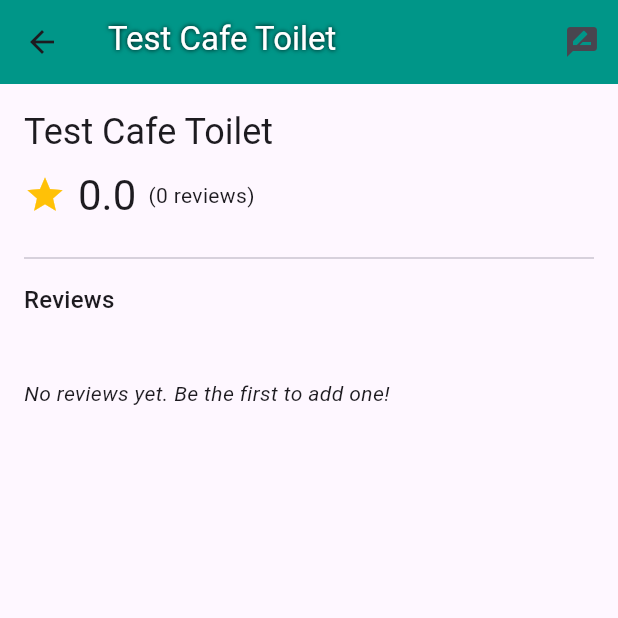
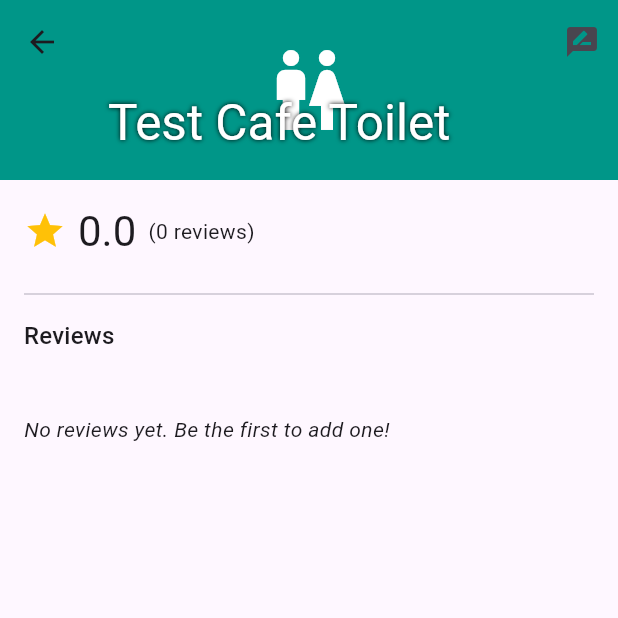
Before and after one commit to yunus103/hygienic-hub, a Flutter app: the screen it shows after launch, after a tap on "Continue", after a tap on "Create Fake Toilet → Detail", on a phone screen of 412 x 824 dp, the top half of it. Run offline on Flutter 3.47's test engine with Material 3 defaults, Android fonts, the light colour scheme and no system bars; our stand-ins replace cloud_firestore, firebase_auth, firebase_core, flutter_riverpod, go_router; accounts and stored records are empty; network calls fail.

Commit message:
Manual toilet add function added

```diff
--- a/lib/core/routing/app_router.dart
+++ b/lib/core/routing/app_router.dart
@@ -8,6 +8,7 @@ import '../../features/map/presentation/place_search_screen.dart';
 import '../../features/auth/presentation/login_screen.dart';
 import '../../features/map/presentation/map_screen.dart';
 import '../../features/toilets/presentation/toilet_detail_screen.dart';
+import '../../features/toilets/presentation/add_manual_toilet_screen.dart'; // Import this
 
 final appRouterProvider = Provider<GoRouter>((ref) {
   return GoRouter(
@@ -27,12 +28,9 @@ final appRouterProvider = Provider<GoRouter>((ref) {
         path: '/toilet/:id',
         builder: (context, state) {
           final id = state.pathParameters['id']!;
-          return ToiletDetailScreen(
-            toiletId: id,
-          ); // ismini sonra toiletId yaparsın
+          return ToiletDetailScreen(toiletId: id);
         },
       ),
-
       GoRoute(
         path: '/toilet/:id/add-review',
         builder: (context, state) {
@@ -44,6 +42,11 @@ final appRouterProvider = Provider<GoRouter>((ref) {
         path: '/search',
         builder: (context, state) => const PlaceSearchScreen(),
       ),
+      // New Route
+      GoRoute(
+        path: '/add-manual-toilet',
+        builder: (context, state) => const AddManualToiletScreen(),
+      ),
     ],
   );
 });
--- a/lib/features/toilets/presentation/toilet_detail_screen.dart
+++ b/lib/features/toilets/presentation/toilet_detail_screen.dart
@@ -12,86 +12,86 @@ class ToiletDetailScreen extends StatefulWidget {
 }
 
 class _ToiletDetailScreenState extends State<ToiletDetailScreen> {
-  late Future<Map<String, dynamic>> _dataFuture;
+  late Future<PlaceDetails?> _placeFuture;
   late final PlacesRepository _placesRepo;
 
   @override
   void initState() {
     super.initState();
-    // Initialize PlacesRepository with the API Key from environment
     const apiKey = String.fromEnvironment('PLACES_API_KEY');
     _placesRepo = PlacesRepository(apiKey);
 
-    _dataFuture = _fetchCombinedData();
+    // Fetch static place data (Photo, Address) only once when screen loads
+    _placeFuture = _fetchPlaceDetails();
   }
 
-  /// Fetches Firestore data and, if applicable, Google Places details.
-  Future<Map<String, dynamic>> _fetchCombinedData() async {
-    // 1. Fetch Firestore data (Metadata & Stats)
-    final docRef = FirebaseFirestore.instance
-        .collection('toilets')
-        .doc(widget.toiletId);
-    final snapshot = await docRef.get();
-
-    if (!snapshot.exists) {
-      // If needed, we could handle "not found in firestore" here,
-      // but usually the previous screen ensures it exists.
-      throw Exception('Toilet not found in database.');
+  Future<PlaceDetails?> _fetchPlaceDetails() async {
+    // Optimization: Don't call Google Places for manual toilets
+    if (widget.toiletId.startsWith('manual_')) {
+      return null;
     }
 
-    final data = snapshot.data()!;
-    final source = data['source'] as String?; // 'places' or 'manual'
-
-    PlaceDetails? placeDetails;
-
-    // 2. If source is 'places', fetch live details from Google
-    // We do this to get the latest photo and address.
-    if (source == 'places') {
     try {
-        placeDetails = await _placesRepo.fetchDetails(widget.toiletId);
+      return await _placesRepo.fetchDetails(widget.toiletId);
     } catch (e) {
       debugPrint('Error fetching place details: $e');
-        // Fallback: The UI will rely on Firestore name if Place details fail
+      return null;
     }
-    }
-
-    return {'firestore': data, 'place': placeDetails};
   }
 
   @override
   Widget build(BuildContext context) {
-    return Scaffold(
-      body: FutureBuilder<Map<String, dynamic>>(
-        future: _dataFuture,
-        builder: (context, snapshot) {
-          if (snapshot.connectionState == ConnectionState.waiting) {
-            return const Center(child: CircularProgressIndicator());
+    // 1. Listen to Real-time Firestore Updates (for Stats & Metadata)
+    return StreamBuilder<DocumentSnapshot<Map<String, dynamic>>>(
+      stream: FirebaseFirestore.instance
+          .collection('toilets')
+          .doc(widget.toiletId)
+          .snapshots(),
+      builder: (context, streamSnapshot) {
+        if (streamSnapshot.connectionState == ConnectionState.waiting) {
+          return const Scaffold(
+            body: Center(child: CircularProgressIndicator()),
+          );
         }
-          if (snapshot.hasError) {
+        if (streamSnapshot.hasError) {
           return Scaffold(
             appBar: AppBar(title: const Text('Error')),
-              body: Center(child: Text('Error: ${snapshot.error}')),
+            body: Center(child: Text('Error: ${streamSnapshot.error}')),
           );
         }
 
-          final combined = snapshot.data!;
-          final fsData = combined['firestore'] as Map<String, dynamic>;
-          final PlaceDetails? place = combined['place'];
+        final doc = streamSnapshot.data;
+        if (doc == null || !doc.exists) {
+          return Scaffold(
+            appBar: AppBar(title: const Text('Not Found')),
+            body: const Center(child: Text('Toilet not found in database.')),
+          );
+        }
+
+        final fsData = doc.data()!;
+
+        // 2. Resolve the Google Places Data (Address/Photo)
+        return FutureBuilder<PlaceDetails?>(
+          future: _placeFuture,
+          builder: (context, placeSnapshot) {
+            final place = placeSnapshot.data;
 
             // Display Data Priority: Live Place Data > Firestore Data
             final name = place?.name ?? fsData['name'] ?? 'Unknown Toilet';
-          final address = place?.address;
+            final address = place?.address; // Null for manual toilets
             final photoRef = place?.photoReference;
 
+            // Real-time stats from Firestore stream
             final ratingSum = (fsData['ratingSum'] ?? 0.0) as num;
             final ratingCount = (fsData['ratingCount'] ?? 0) as num;
             final avg = ratingCount == 0 ? 0.0 : (ratingSum / ratingCount);
 
-          return CustomScrollView(
+            return Scaffold(
+              body: CustomScrollView(
                 slivers: [
                   // --- Header with Photo ---
                   SliverAppBar(
-                expandedHeight: photoRef != null ? 250 : 0,
+                    expandedHeight: photoRef != null ? 250 : 120,
                     pinned: true,
                     flexibleSpace: FlexibleSpaceBar(
                       title: Text(
@@ -106,13 +106,21 @@ class _ToiletDetailScreenState extends State<ToiletDetailScreen> {
                               _placesRepo.photoUrl(photoRef),
                               fit: BoxFit.cover,
                             )
-                      : Container(color: Colors.teal),
+                          : Container(
+                              color: Colors.teal,
+                              child: const Icon(
+                                Icons.wc,
+                                size: 64,
+                                color: Colors.white,
+                              ),
+                            ),
                     ),
                     actions: [
                       IconButton(
                         icon: const Icon(Icons.rate_review),
-                    onPressed: () =>
-                        context.push('/toilet/${widget.toiletId}/add-review'),
+                        onPressed: () => context.push(
+                          '/toilet/${widget.toiletId}/add-review',
+                        ),
                       ),
                     ],
                   ),
@@ -124,16 +132,6 @@ class _ToiletDetailScreenState extends State<ToiletDetailScreen> {
                       child: Column(
                         crossAxisAlignment: CrossAxisAlignment.start,
                         children: [
-                      // If no photo, show name as standard text here
-                      if (photoRef == null) ...[
-                        Text(
-                          name,
-                          style: Theme.of(context).textTheme.headlineSmall,
-                        ),
-                        const SizedBox(height: 8),
-                      ],
-
-                      // Address
                           if (address != null) ...[
                             Row(
                               crossAxisAlignment: CrossAxisAlignment.start,
@@ -158,11 +156,17 @@ class _ToiletDetailScreenState extends State<ToiletDetailScreen> {
                           // Rating
                           Row(
                             children: [
-                          const Icon(Icons.star, color: Colors.amber, size: 28),
+                              const Icon(
+                                Icons.star,
+                                color: Colors.amber,
+                                size: 28,
+                              ),
                               const SizedBox(width: 8),
                               Text(
                                 avg.toStringAsFixed(1),
-                            style: Theme.of(context).textTheme.headlineMedium,
+                                style: Theme.of(
+                                  context,
+                                ).textTheme.headlineMedium,
                               ),
                               const SizedBox(width: 8),
                               Text(
@@ -185,7 +189,19 @@ class _ToiletDetailScreenState extends State<ToiletDetailScreen> {
                   ),
 
                   // --- Reviews List (Live from Firestore) ---
-              StreamBuilder<QuerySnapshot<Map<String, dynamic>>>(
+                  _buildReviewsList(),
+                  const SliverPadding(padding: EdgeInsets.only(bottom: 32)),
+                ],
+              ),
+            );
+          },
+        );
+      },
+    );
+  }
+
+  Widget _buildReviewsList() {
+    return StreamBuilder<QuerySnapshot<Map<String, dynamic>>>(
       stream: FirebaseFirestore.instance
           .collection('toilets')
           .doc(widget.toiletId)
@@ -236,7 +252,14 @@ class _ToiletDetailScreenState extends State<ToiletDetailScreen> {
 
             return ListTile(
               leading: CircleAvatar(
-                          child: Text(overall.toStringAsFixed(0)),
+                backgroundColor: Colors.amber.withOpacity(0.2),
+                child: Text(
+                  overall.toStringAsFixed(0),
+                  style: const TextStyle(
+                    color: Colors.amber,
+                    fontWeight: FontWeight.bold,
+                  ),
+                ),
               ),
               title: comment.isNotEmpty
                   ? Text(comment)
@@ -255,15 +278,9 @@ class _ToiletDetailScreenState extends State<ToiletDetailScreen> {
                       isPositive: isFree,
                     ),
                     if (isAccessible)
-                                const _FeatureChip(
-                                  label: 'Accessible',
-                                  isPositive: true,
-                                ),
+                      const _FeatureChip(label: 'Accessible', isPositive: true),
                     if (hasSupplies)
-                                const _FeatureChip(
-                                  label: 'Supplies',
-                                  isPositive: true,
-                                ),
+                      const _FeatureChip(label: 'Supplies', isPositive: true),
                   ],
                 ),
               ),
@@ -271,12 +288,6 @@ class _ToiletDetailScreenState extends State<ToiletDetailScreen> {
           }, childCount: docs.length),
         );
       },
-              ),
-              const SliverPadding(padding: EdgeInsets.only(bottom: 32)),
-            ],
-          );
-        },
-      ),
     );
   }
 }
```
Also changed, not shown: lib/features/map/presentation/place_search_screen.dart (+16 -1 lines), lib/features/toilets/presentation/add_manual_toilet_screen.dart (added, +138 -0 lines). Lines whose indentation alone changed are shown as unchanged.
